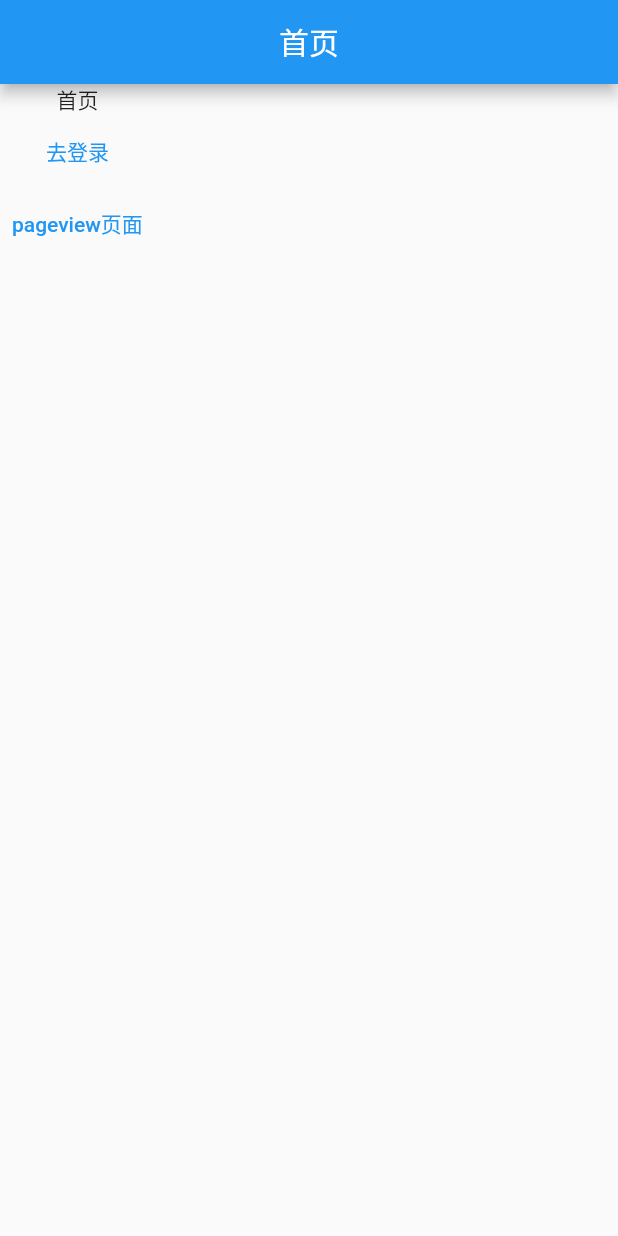
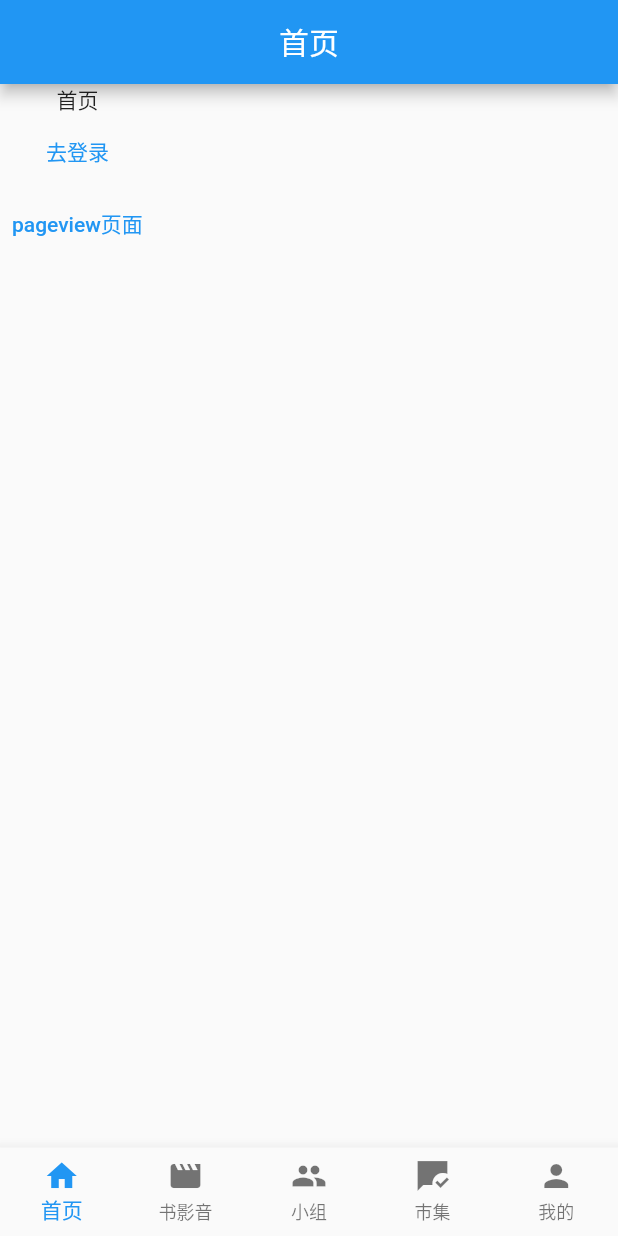
Before and after one commit to dguoqing/flutter_douya, a Flutter app: the screen it shows after launch, on a phone screen of 412 x 824 dp. Run offline on Flutter 3.47's test engine with Material 2 defaults, Android fonts, the phone set to English and light mode, and no system bars; our stand-ins replace get.

Commit message:
PageView实现bottomNavigationBar切换

```diff
--- a/lib/main.dart
+++ b/lib/main.dart
@@ -25,8 +25,8 @@ class _MyAppState extends State<MyApp> {
   Widget build(BuildContext context) {
     return GetMaterialApp(
       title: '豆芽',
-      initialRoute: '/',
-      home: const HomePage(),
+      initialRoute: '/home',
+      // home: const HomePage(),
       getPages: getRoutes,
       debugShowCheckedModeBanner: false,
     );
--- a/lib/pages/bookVideo/index.dart
+++ b/lib/pages/bookVideo/index.dart
@@ -8,6 +8,13 @@ class BookVideoPage extends StatefulWidget {
 }
 
 class _BookVideoPageState extends State<BookVideoPage> {
+  @override
+  void initState() {
+    // TODO: implement initState
+    super.initState();
+    print('书影音initState');
+  }
+
   @override
   Widget build(BuildContext context) {
     return Scaffold(
--- a/lib/pages/bottomNavigationBar.dart
+++ b/lib/pages/bottomNavigationBar.dart
@@ -1,5 +1,9 @@
 import 'package:flutter/material.dart';
+import 'package:flutter_douya/pages/bookVideo/index.dart';
+import 'package:flutter_douya/pages/group/index.dart';
 import 'package:flutter_douya/pages/home/home.dart';
+import 'package:flutter_douya/pages/market/index.dart';
+import 'package:flutter_douya/pages/mine/mine.dart';
 
 class MainBottomNavBar extends StatefulWidget {
   const MainBottomNavBar({super.key});
@@ -9,13 +13,57 @@ class MainBottomNavBar extends StatefulWidget {
 }
 
 class _MainBottomNavBarState extends State<MainBottomNavBar> {
+  int currentIndex = 0;
+  final List<Widget> _children = [
+    const HomePage(),
+    const BookVideoPage(),
+    const GroupPage(),
+    const MarketPage(),
+    const MinePage()
+  ];
+
+  List<BottomNavigationBarItem> getBottomNavigationBarItems() {
+    return [
+      const BottomNavigationBarItem(
+        label: '首页',
+        icon: Icon(Icons.home),
+      ),
+      const BottomNavigationBarItem(
+        label: '书影音',
+        icon: Icon(Icons.movie),
+      ),
+      const BottomNavigationBarItem(label: '小组', icon: Icon(Icons.group)),
+      const BottomNavigationBarItem(
+          label: '市集', icon: Icon(Icons.mark_chat_read_sharp)),
+      const BottomNavigationBarItem(label: '我的', icon: Icon(Icons.person)),
+    ];
+  }
+
+  PageController pageController = PageController(initialPage: 0);
+  @override
+  void initState() {
+    // TODO: implement initState
+    super.initState();
+  }
+
   @override
   Widget build(BuildContext context) {
     return Scaffold(
       body: PageView(
         physics: const NeverScrollableScrollPhysics(), //禁止滚动
-        children: const <Widget>[HomePage()],
+        children: _children,
+        controller: pageController,
       ),
+      bottomNavigationBar: BottomNavigationBar(
+          currentIndex: currentIndex,
+          type: BottomNavigationBarType.fixed,
+          onTap: (value) {
+            pageController.jumpToPage(value);
+            setState(() {
+              currentIndex = value;
+            });
+          },
+          items: getBottomNavigationBarItems()),
     );
   }
 }
--- a/lib/pages/group/index.dart
+++ b/lib/pages/group/index.dart
@@ -8,6 +8,13 @@ class GroupPage extends StatefulWidget {
 }
 
 class _GroupPageState extends State<GroupPage> {
+  @override
+  void initState() {
+    // TODO: implement initState
+    super.initState();
+    print('小组initState');
+  }
+
   @override
   Widget build(BuildContext context) {
     return Scaffold(
--- a/lib/pages/home/home.dart
+++ b/lib/pages/home/home.dart
@@ -14,7 +14,14 @@ class _HomePageState extends State<HomePage> {
   }
 
   void onPressedPage() {
-    Get.toNamed('/usr');
+    Get.toNamed('/pageview');
+  }
+
+  @override
+  void initState() {
+    // TODO: implement initState
+    super.initState();
+    print('首页initState');
   }
 
   @override
--- a/lib/pages/market/index.dart
+++ b/lib/pages/market/index.dart
@@ -8,6 +8,13 @@ class MarketPage extends StatefulWidget {
 }
 
 class _MarketPageState extends State<MarketPage> {
+  @override
+  void initState() {
+    // TODO: implement initState
+    super.initState();
+    print('市集initState');
+  }
+
   @override
   Widget build(BuildContext context) {
     return Scaffold(
--- a/lib/routes.dart
+++ b/lib/routes.dart
@@ -1,3 +1,4 @@
+import 'package:flutter_douya/pages/bottomNavigationBar.dart';
 import 'package:get/get.dart';
 import 'package:flutter_douya/pages/home/home.dart';
 import 'package:flutter_douya/pages/login/login.dart';
@@ -8,7 +9,7 @@ class AppRouter {
     GetPage(name: '/', page: () => const HomePage()),
     GetPage(name: '/login', page: () => const Login()),
     GetPage(
-        name: '/cccc',
+        name: '/pageview',
         page: () => const MyPageView(),
         transition: Transition.rightToLeft),
   ];
@@ -17,14 +18,14 @@ class AppRouter {
 List<GetPage<dynamic>> getRoutes = [
   GetPage(
       name: '/home',
-      page: () => const HomePage(),
+      page: () => const MainBottomNavBar(),
       transition: Transition.rightToLeft),
   GetPage(
       name: '/login',
       page: () => const Login(),
       transition: Transition.rightToLeft),
   GetPage(
-      name: '/usr',
+      name: '/pageview',
       page: () => const MyPageView(),
       transition: Transition.rightToLeft),
 ];
```
Also changed, not shown: lib/pages/mine/mine.dart (+11 -4 lines).
